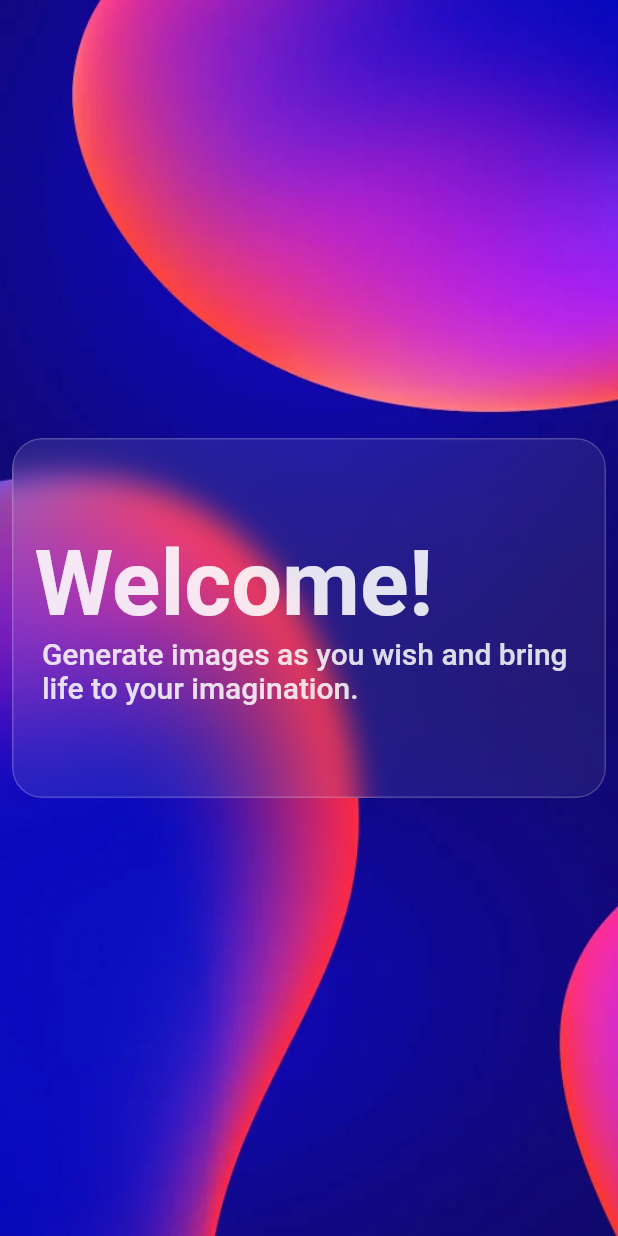
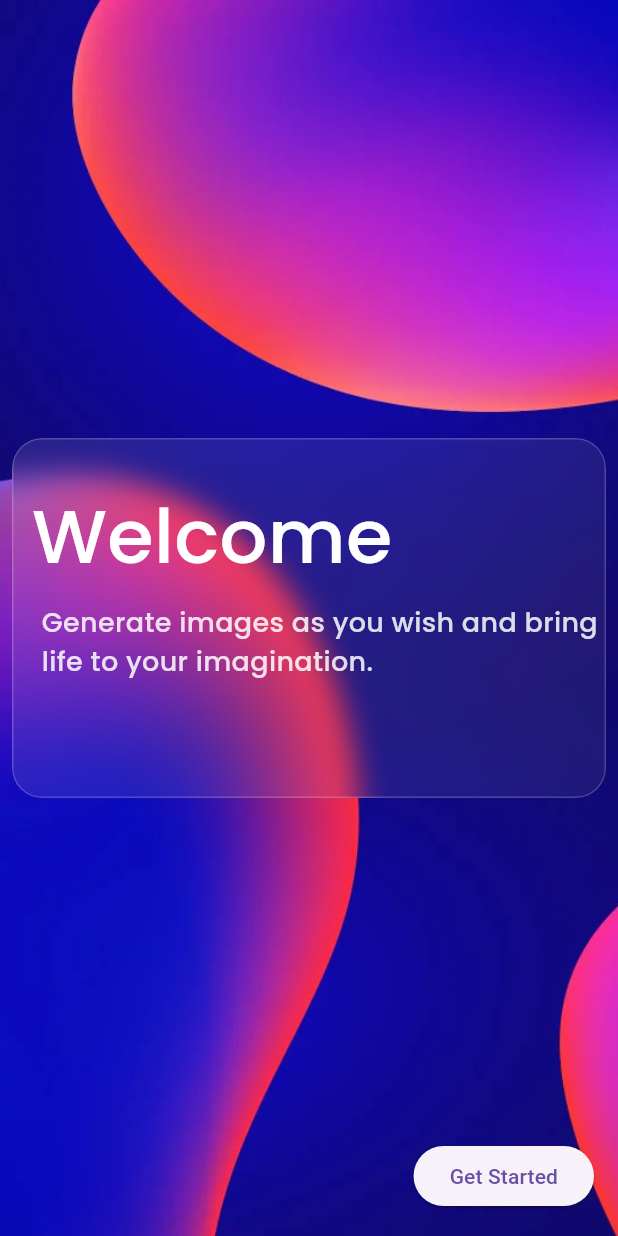
Before and after one commit to madhan-vm/floverreps, a Flutter app: the screen it shows after launch, on a phone screen of 412 x 824 dp. Run offline on Flutter 3.47's test engine with Material 2 defaults, Android fonts, the phone set to English and light mode, and no system bars; drawn by our look-alikes of animated_text_kit; our stand-ins replace google_fonts.

Commit message:
Better HomeScreen

```diff
--- a/img_generator/lib/main.dart
+++ b/img_generator/lib/main.dart
@@ -2,8 +2,11 @@ import 'package:flutter/material.dart';
 import 'package:img_generator/screens/home_screen.dart';
 
 void main() {
-  runApp(const MaterialApp(
+  runApp(MaterialApp(
     debugShowCheckedModeBanner: false,
+    theme: ThemeData(
+      useMaterial3: true,
+    ),
     home: HomeScreen(),
   ));
 }
--- a/img_generator/lib/screens/home_screen.dart
+++ b/img_generator/lib/screens/home_screen.dart
@@ -1,4 +1,5 @@
 import 'package:flutter/material.dart';
+import 'package:img_generator/screens/main_screen.dart';
 import 'package:img_generator/widgets/glass_box.dart';
 
 class HomeScreen extends StatelessWidget {
@@ -20,6 +21,13 @@ class HomeScreen extends StatelessWidget {
           height: 240,
         )),
       ),
+      floatingActionButton: ElevatedButton(
+          onPressed: () {
+            Navigator.of(context).push(MaterialPageRoute(
+              builder: (context) => MainScreen(),
+            ));
+          },
+          child: const Text('Get Started')),
     );
   }
 }
--- a/img_generator/lib/widgets/glass_box.dart
+++ b/img_generator/lib/widgets/glass_box.dart
@@ -1,11 +1,13 @@
 import 'dart:ui';
 
+import 'package:animated_text_kit/animated_text_kit.dart';
 import 'package:flutter/material.dart';
+import 'package:google_fonts/google_fonts.dart';
 
 final _borderRadius = BorderRadius.circular(20);
 
 class GlassBox extends StatelessWidget {
-  final width;
+  final double width;
   final double height;
 
   const GlassBox({
@@ -47,23 +49,44 @@ class GlassBox extends StatelessWidget {
                     )),
               ),
               Container(
-                child: const Column(
+                child: Column(
                   mainAxisAlignment: MainAxisAlignment.center,
                   crossAxisAlignment: CrossAxisAlignment.start,
-                children: [
-                  Text(
-                    ' Welcome!',
-                    style: TextStyle(
-                        fontSize: 60,
-                        color: Color.fromARGB(224, 255, 255, 255),
-                        fontWeight: FontWeight.w600),
-                  ),
-                  Text('    Generate images as you wish and bring\n    life to your imagination.',style: TextStyle(
-                          fontSize: 20,
-                          color: Color.fromARGB(216, 255, 255, 255),
-                          fontWeight: FontWeight.w500),)
-                ],
-              ),
+                  children: [
+                    SizedBox(
+                      height: 80,
+                      child: AnimatedTextKit(
+                        animatedTexts: [
+                          ColorizeAnimatedText(
+                            ' Welcome',
+                            textStyle: GoogleFonts.poppins(
+                              textStyle: const TextStyle(
+                                fontSize: 50,
+                                color: Color.fromARGB(216, 255, 255, 255),
+                                fontWeight: FontWeight.w500,
+                              ),
+                            ),
+                            colors: colorizeColors,
+                          ),
+                        ],
+                      ),
+                    ),
+                    SizedBox(
+                      height: 100,
+                      child:
+                          AnimatedTextKit(totalRepeatCount: 1, animatedTexts: [
+                        TypewriterAnimatedText(
+                            '    Generate images as you wish and bring\n    life to your imagination.',
+                            textStyle: GoogleFonts.poppins(
+                              textStyle: const TextStyle(
+                                  fontSize: 18,
+                                  color: Color.fromARGB(216, 255, 255, 255),
+                                  fontWeight: FontWeight.w500),
+                            ))
+                      ]),
+                    )
+                  ],
+                ),
               ),
             ],
           ),
@@ -72,3 +95,12 @@ class GlassBox extends StatelessWidget {
     );
   }
 }
+
+const colorizeColors = [
+  Colors.white,
+  Color.fromARGB(255, 213, 143, 225),
+  Color.fromARGB(255, 139, 190, 232),
+  Color.fromARGB(255, 238, 227, 127),
+  Color.fromARGB(255, 229, 142, 135),
+  Colors.white,
+];
--- a/img_generator/pubspec.yaml
+++ b/img_generator/pubspec.yaml
@@ -35,6 +35,8 @@ dependencies:
   # The following adds the Cupertino Icons font to your application.
   # Use with the CupertinoIcons class for iOS style icons.
   cupertino_icons: ^1.0.2
+  animated_text_kit: ^4.2.2
+  google_fonts: ^6.1.0
 
 dev_dependencies:
   flutter_test:
```
Also changed, not shown: img_generator/pubspec.lock.
